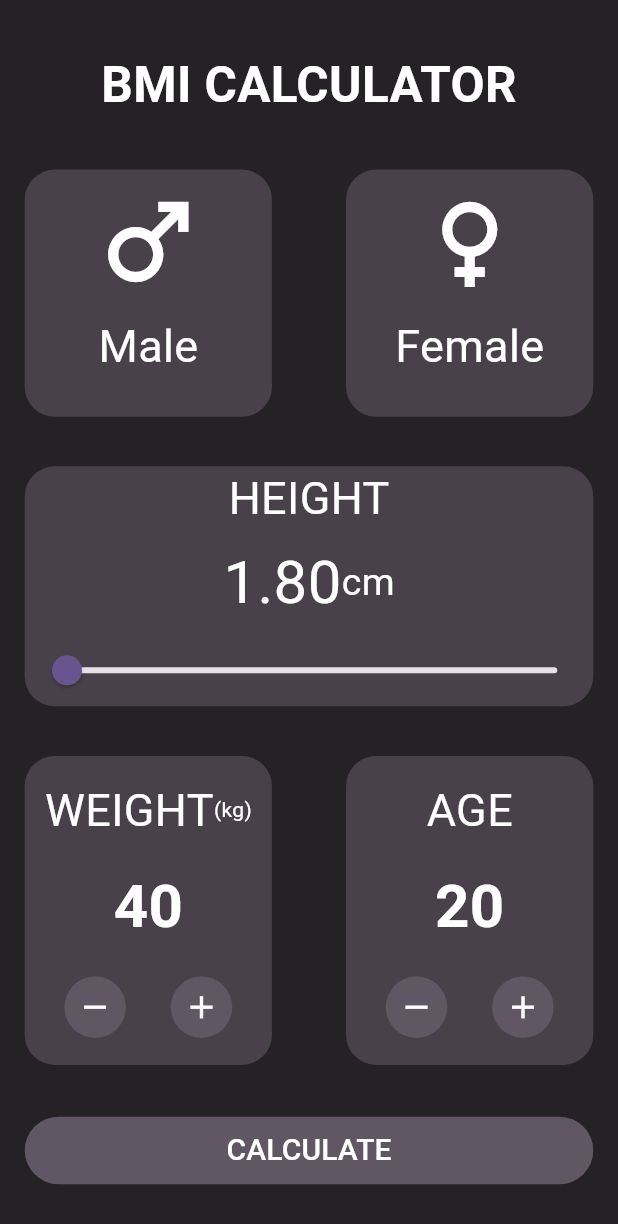
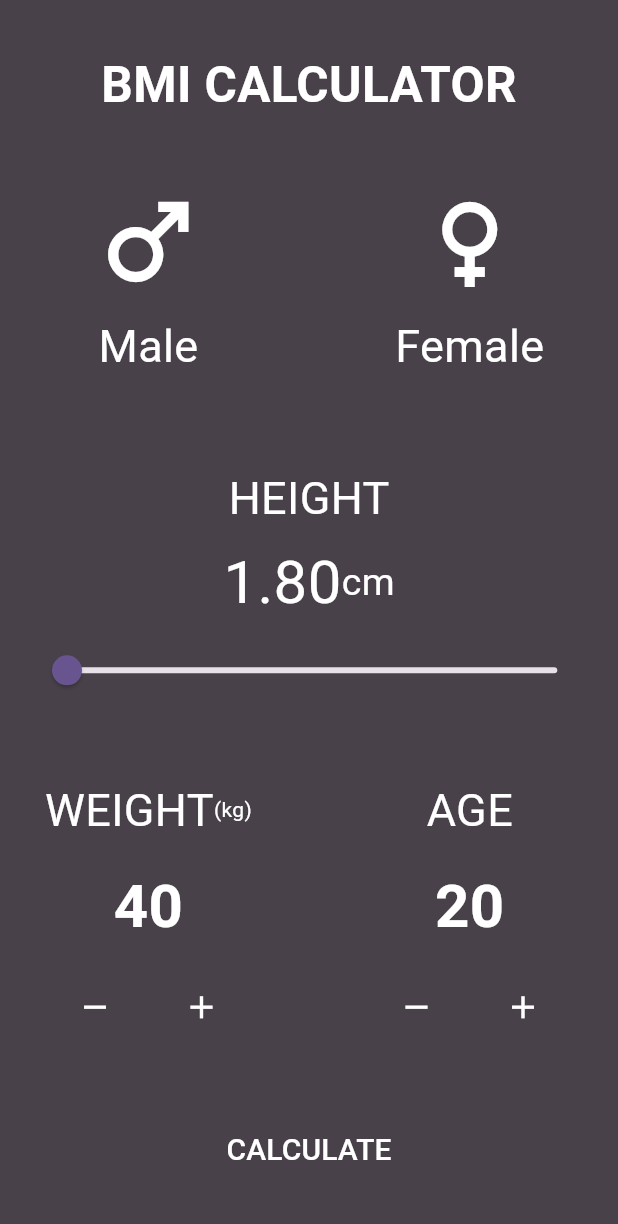
Before and after one commit to priynka2004/bmi_calculate, a Flutter app: the BmiCalculationScreen screen opened directly, on a phone screen of 412 x 824 dp. Shown: the top 1224 px of the screen. Run offline on Flutter 3.47's test engine with Material 2 defaults, Android fonts, the phone set to English and light mode, and no system bars; our stand-ins replace fluttertoast.

Commit message:
create extensionsColorConst

```diff
--- a/lib/screen/bmi_calculation_screen.dart
+++ b/lib/screen/bmi_calculation_screen.dart
@@ -55,7 +55,7 @@ class _BmiCalculationScreenState extends State<BmiCalculationScreen> {
   @override
   Widget build(BuildContext context) {
     return Scaffold(
-      backgroundColor: const Color(0xFF242225),
+      backgroundColor: ColorsConst.containerColor,
       body: SafeArea(
         child: Padding(
           padding: EdgeInsets.only(
@@ -81,7 +81,7 @@ class _BmiCalculationScreenState extends State<BmiCalculationScreen> {
                       height: MediaQuery.of(context).size.height * 0.2,
                       width: MediaQuery.of(context).size.width * 0.4,
                       decoration: BoxDecoration(
-                        color: const Color(0xFF484149),
+                        color: ColorsConst.containerColor,
                         borderRadius: BorderRadius.circular(20),
                       ),
                       child: Column(
@@ -105,7 +105,7 @@ class _BmiCalculationScreenState extends State<BmiCalculationScreen> {
                       height: MediaQuery.of(context).size.height * 0.2,
                       width: MediaQuery.of(context).size.width * 0.4,
                       decoration: BoxDecoration(
-                        color: const Color(0xFF484149),
+                        color: ColorsConst.containerColor,
                         borderRadius: BorderRadius.circular(20),
                       ),
                       child: Column(
@@ -131,7 +131,7 @@ class _BmiCalculationScreenState extends State<BmiCalculationScreen> {
                   height: 160,
                   width: 400,
                   decoration: BoxDecoration(
-                    color: const Color(0xFF484149),
+                    color: ColorsConst.containerColor,
                     borderRadius: BorderRadius.circular(20),
                   ),
                   child: Column(
@@ -179,7 +179,7 @@ class _BmiCalculationScreenState extends State<BmiCalculationScreen> {
                       height: MediaQuery.of(context).size.height * 0.25,
                       width: MediaQuery.of(context).size.width * 0.4,
                       decoration: BoxDecoration(
-                        color: const Color(0xFF484149),
+                        color: ColorsConst.containerColor,
                         borderRadius: BorderRadius.circular(20),
                       ),
                       child: Column(
@@ -221,7 +221,7 @@ class _BmiCalculationScreenState extends State<BmiCalculationScreen> {
                                 ),
                                 style: ButtonStyle(
                                   backgroundColor: MaterialStateProperty.all(
-                                    const Color(0xFF615664),
+                                    ColorsConst.containerColor,
                                   ),
                                 ),
                               ),
@@ -236,7 +236,7 @@ class _BmiCalculationScreenState extends State<BmiCalculationScreen> {
                                 ),
                                 style: ButtonStyle(
                                   backgroundColor: MaterialStateProperty.all(
-                                    const Color(0xFF615664),
+                                    ColorsConst.containerColor,
                                   ),
                                 ),
                               ),
@@ -249,7 +249,7 @@ class _BmiCalculationScreenState extends State<BmiCalculationScreen> {
                       height: MediaQuery.of(context).size.height * 0.25,
                       width: MediaQuery.of(context).size.width * 0.4,
                       decoration: BoxDecoration(
-                        color: const Color(0xFF484149),
+                        color: ColorsConst.containerColor,
                         borderRadius: BorderRadius.circular(20),
                       ),
                       child: Column(
@@ -281,7 +281,7 @@ class _BmiCalculationScreenState extends State<BmiCalculationScreen> {
                                 ),
                                 style: ButtonStyle(
                                   backgroundColor: MaterialStateProperty.all(
-                                    const Color(0xFF615664),
+                                    ColorsConst.containerColor,
                                   ),
                                 ),
                               ),
@@ -296,7 +296,7 @@ class _BmiCalculationScreenState extends State<BmiCalculationScreen> {
                                 ),
                                 style: ButtonStyle(
                                   backgroundColor: MaterialStateProperty.all(
-                                    const Color(0xFF615664),
+                                     ColorsConst.containerColor,
                                   ),
                                 ),
                               ),
@@ -310,7 +310,7 @@ class _BmiCalculationScreenState extends State<BmiCalculationScreen> {
                 TextButton(
                   style: ButtonStyle(
                     backgroundColor: MaterialStateProperty.all(
-                      const Color(0xFF615664),
+                        ColorsConst.containerColor,
                     ),
                     minimumSize: MaterialStateProperty.all(
                       const Size(400, 40),
--- a/lib/util/colors_const.dart
+++ b/lib/util/colors_const.dart
@@ -4,4 +4,5 @@ class ColorsConst{
   static const Color textColor=Colors.white;
   static const Color iconColor= Colors.white;
   static const Color toastTextextColor= Colors.white;
+  static const Color containerColor=  Color(0xFF484149);
 }
```
